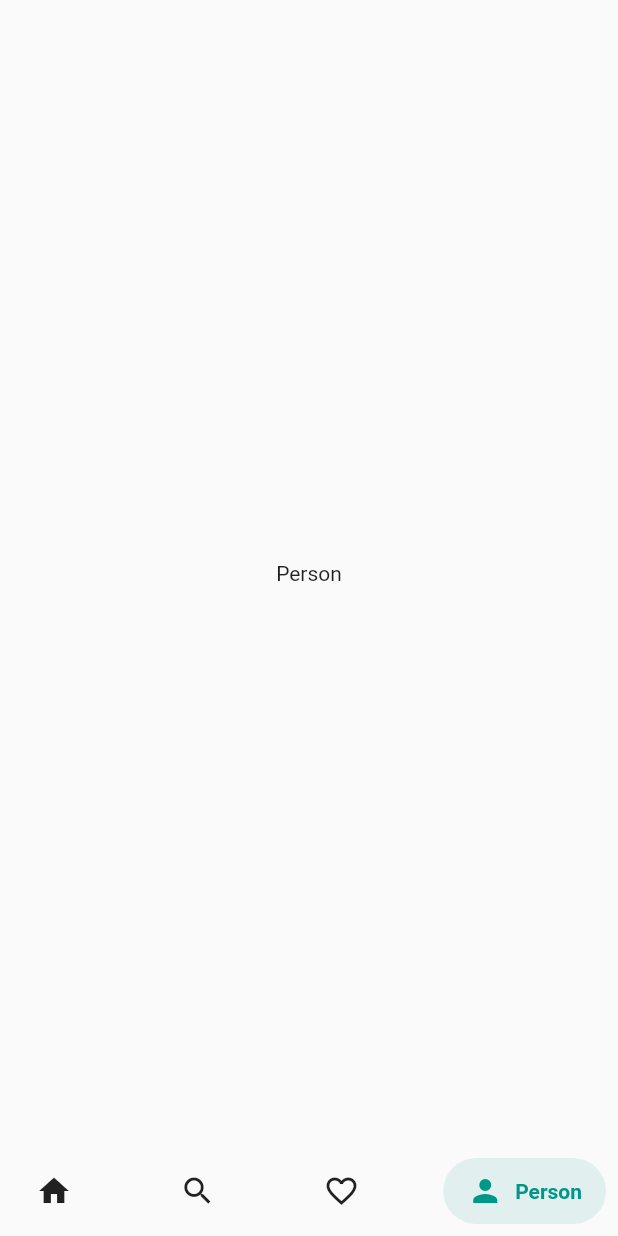
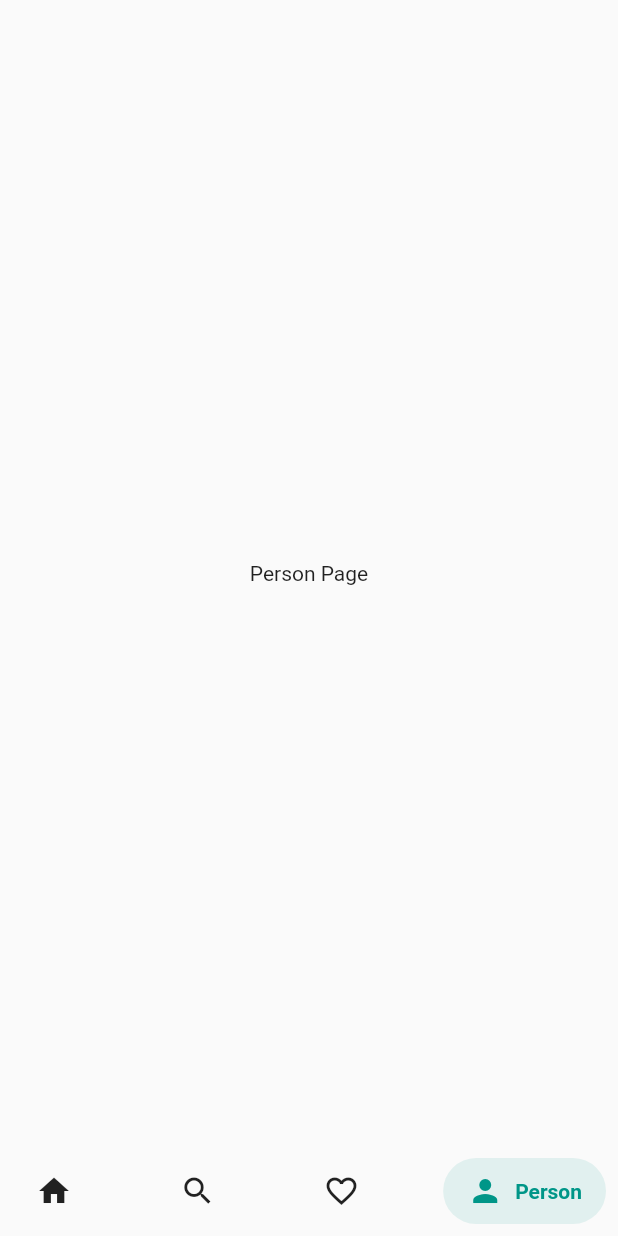
Before and after one commit to rabby220/Flutter-Salomon_Bottom-Bar, a Flutter app: the screen it shows after launch, item 4 of the bottom bar chosen, on a phone screen of 412 x 824 dp. Run offline on Flutter 3.47's test engine with Material 2 defaults, Android fonts, the phone set to English and light mode, and no system bars; drawn by our look-alikes of salomon_bottom_bar.

Commit message:
person Page Update

```diff
--- a/lib/bottom_bar/person_page.dart
+++ b/lib/bottom_bar/person_page.dart
@@ -13,7 +13,7 @@ class _PersonPageState extends State<PersonPage> {
       debugShowCheckedModeBanner: false,
       home: Scaffold(
         body: Center(
-          child: Text("Person"),
+          child: Text("Person Page"),
         ),
       ),
     );
```
